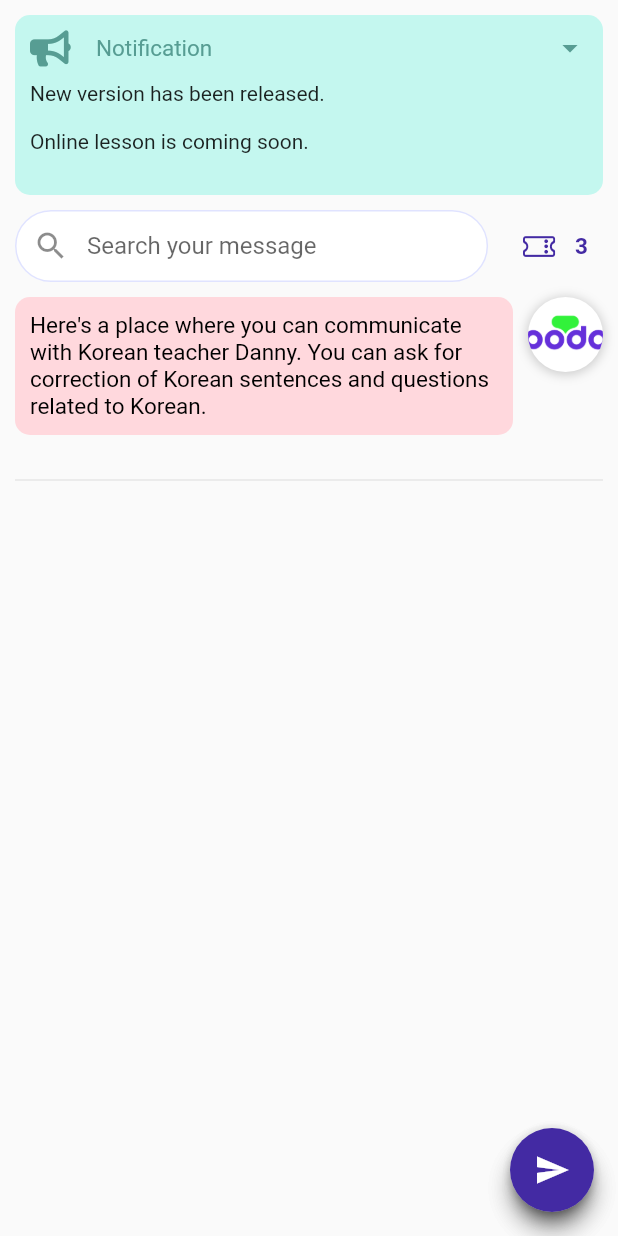
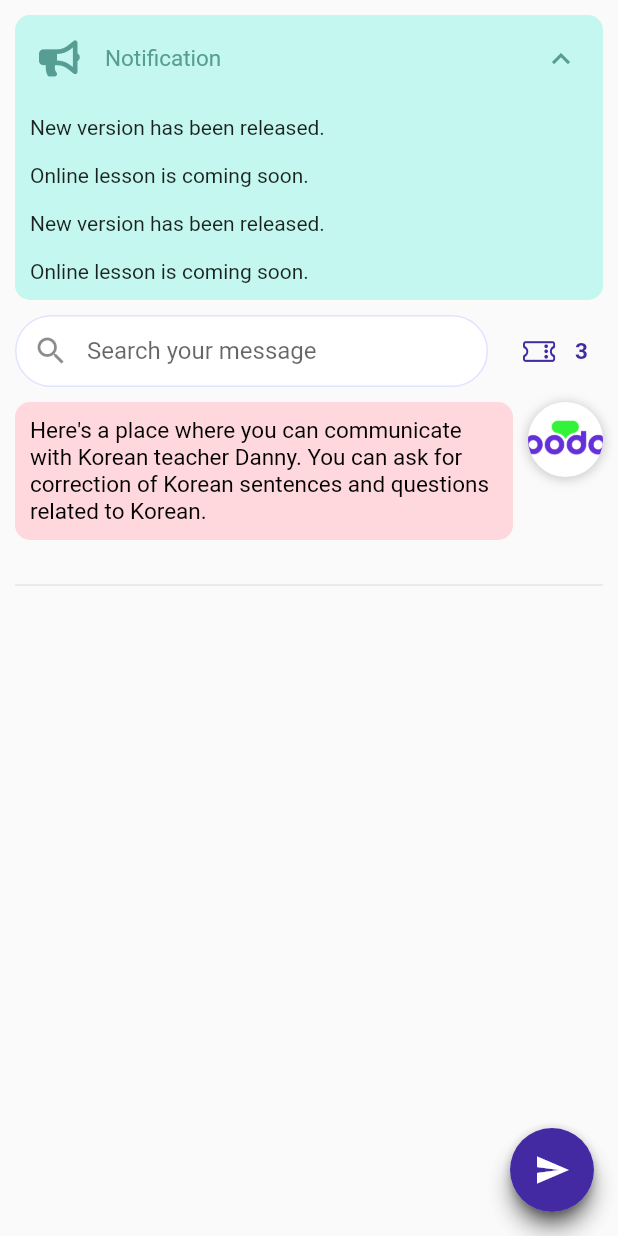
Before and after one commit to kammaii/podo, a Flutter app: the MessageFrame screen opened directly, after a tap on "Notification", on a phone screen of 412 x 824 dp. Run offline on Flutter 3.47's test engine with Material 2 defaults, Android fonts, the phone set to English and light mode, and no system bars; our stand-ins replace animated_text_kit, card_swiper, flutter_login, font_awesome_flutter, get, package_info and 2 more.

Commit message:
made notification

```diff
--- a/lib/screens/message/message_frame.dart
+++ b/lib/screens/message/message_frame.dart
@@ -24,14 +24,17 @@ class _MessageFrameState extends State<MessageFrame> {
   List<Message> msgList = [];
   late FocusNode focusNode;
   late TextEditingController _searchController;
-  late double notificationHeight;
   late bool isNotificationClicked;
   bool isPremiumUser = true; //todo: DB에서 받아오기
   String? selectedTag;
   late int correctionCount;
   late List<TextFieldItem> textFieldItems;
 
-  String notification = 'New version has been released.\n\nOnline lesson is coming soon.'; //todo: DB에서 받아오기
+  String notification =
+      'New version has been released.\n\n'
+      'Online lesson is coming soon.\n\n'
+      'New version has been released.\n\n'
+      'Online lesson is coming soon.'; //todo: DB에서 받아오기
 
   @override
   void initState() {
@@ -59,7 +62,6 @@ class _MessageFrameState extends State<MessageFrame> {
   Widget build(BuildContext context) {
     //todo: 최신 메시지부터 10개씩 나눠서 로딩하기
 
-    notificationHeight = 120;
 
     return SafeArea(
       child: Scaffold(
@@ -89,38 +91,33 @@ class _MessageFrameState extends State<MessageFrame> {
           padding: const EdgeInsets.all(10),
           child: Column(
             children: [
-              AnimatedContainer(
-                duration: const Duration(milliseconds: 500),
-                curve: Curves.fastOutSlowIn,
-                height: notificationHeight,
-                padding: const EdgeInsets.all(10),
-                decoration: BoxDecoration(
+              Theme(
+                data: Theme.of(context).copyWith(dividerColor: Colors.transparent),
+                child: ClipRRect(
                   borderRadius: BorderRadius.circular(10),
-                  color: MyColors.greenLight,
-                ),
-                child: GestureDetector(
-                  onTap: () {
-                    setState(() {});
-                  },
-                  child: Column(
-                    crossAxisAlignment: CrossAxisAlignment.start,
+                  child: ExpansionTile(
+                    title: Row(
+                      children: [
+                        const Icon(
+                          FontAwesomeIcons.bullhorn,
+                          color: MyColors.greenDark,
+                        ),
+                        const SizedBox(width: 20),
+                        MyWidget().getTextWidget(MyStrings.notification, 15, MyColors.greenDark),
+                      ],
+                    ),
                     children: [
                       Row(
                         children: [
-                          const Icon(
-                            FontAwesomeIcons.bullhorn,
-                            color: MyColors.greenDark,
-                          ),
-                          const SizedBox(width: 20),
-                          Expanded(
-                              child:
-                                  MyWidget().getTextWidget(MyStrings.notification, 15, MyColors.greenDark)),
-                          const Icon(Icons.arrow_drop_down, color: MyColors.greenDark),
+                          Text(notification),
                         ],
                       ),
-                      const SizedBox(height: 10),
-                      Text(notification),
                     ],
+                    collapsedIconColor: MyColors.greenDark,
+                    iconColor: MyColors.greenDark,
+                    collapsedBackgroundColor: MyColors.greenLight,
+                    backgroundColor: MyColors.greenLight,
+                    childrenPadding: const EdgeInsets.all(10),
                   ),
                 ),
               ),
```
